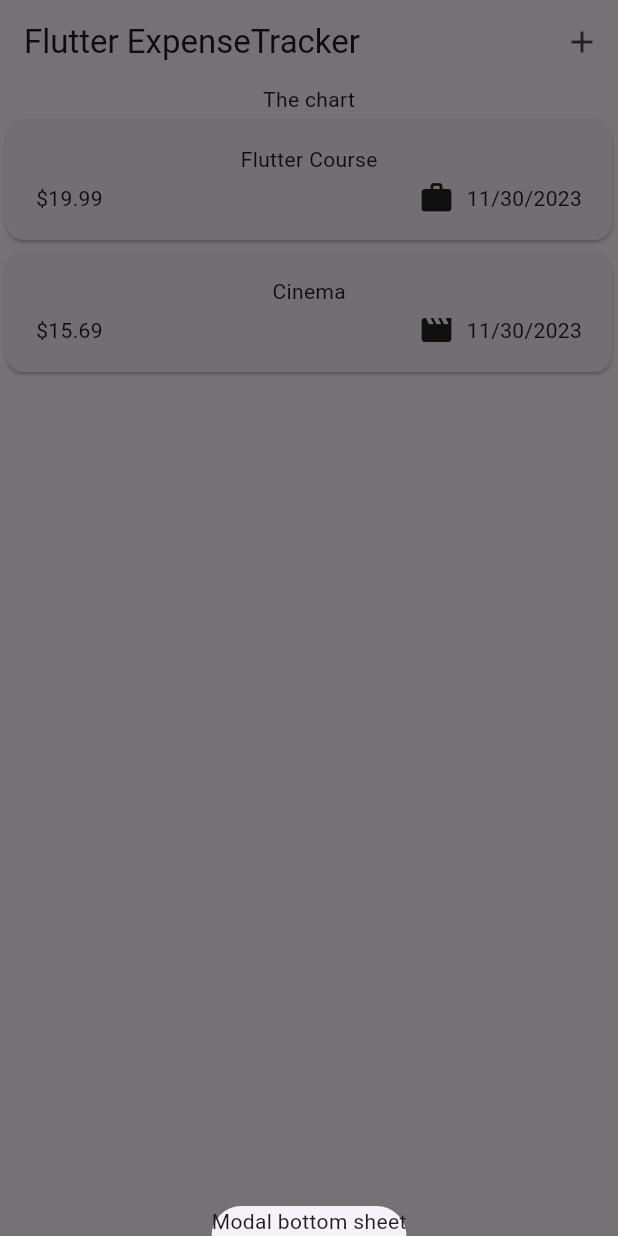
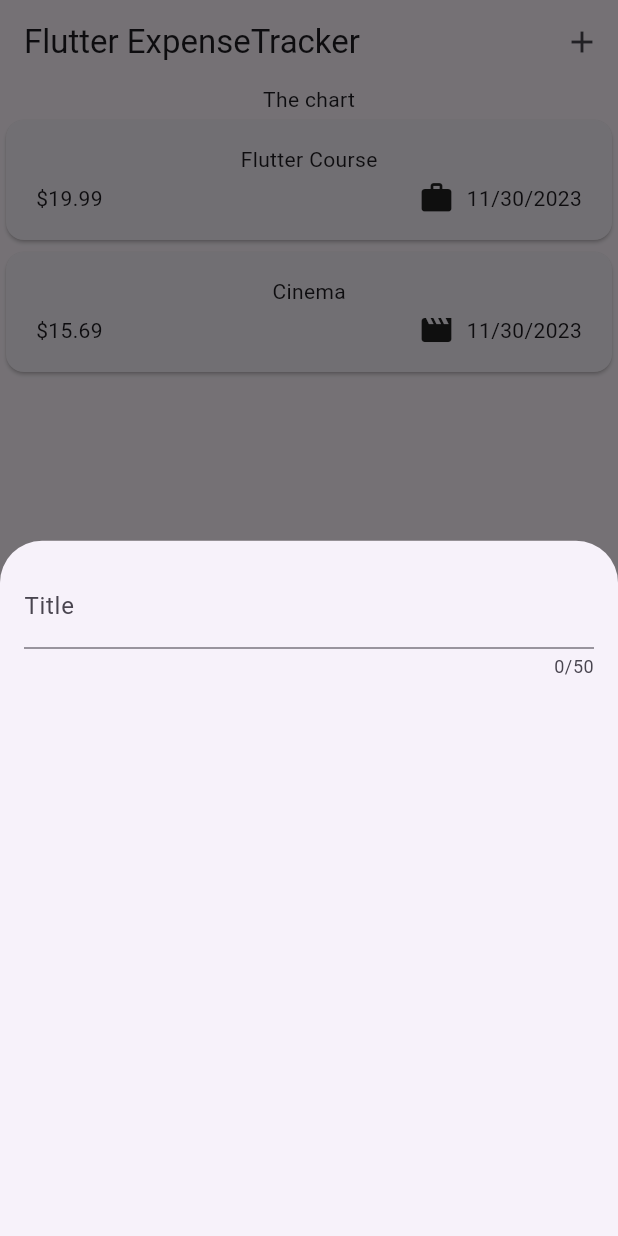
Before and after one commit to paulohc/flutter-expense-tracker, a Flutter app: the screen it shows after launch, after a tap on the "add" icon, on a phone screen of 412 x 824 dp. Run offline on Flutter 3.47's test engine with Material 3 defaults, Android fonts, the phone set to English and light mode, and no system bars.

Commit message:
feat: add NewExpense overlay

```diff
--- a/lib/widgets/expenses.dart
+++ b/lib/widgets/expenses.dart
@@ -1,5 +1,6 @@
 import 'package:expense_tracker/widgets/expenses_list/expenses_list.dart';
 import 'package:expense_tracker/models/expense.dart';
+import 'package:expense_tracker/widgets/new_expense.dart';
 import 'package:flutter/material.dart';
 
 class Expenses extends StatefulWidget {
@@ -30,7 +31,7 @@ class _ExpensesState extends State<Expenses> {
   void _openAddExpenseOverlay() {
     showModalBottomSheet(
       context: context,
-      builder: (ctx) => const Text('Modal bottom sheet'),
+      builder: (ctx) => const NewExpense(),
     );
   }
 
--- /dev/null
+++ b/lib/widgets/new_expense.dart
@@ -0,0 +1,29 @@
+import 'package:flutter/material.dart';
+
+class NewExpense extends StatefulWidget {
+  const NewExpense({super.key});
+
+  @override
+  State<NewExpense> createState() {
+    return _NewExpenseState();
+  }
+}
+
+class _NewExpenseState extends State<NewExpense> {
+  @override
+  Widget build(BuildContext context) {
+    return const Padding(
+      padding: EdgeInsets.all(16),
+      child: Column(
+        children: [
+          TextField(
+            maxLength: 50,
+            decoration: InputDecoration(
+              label: Text('Title'),
+            ),
+          )
+        ],
+      ),
+    );
+  }
+}
```
